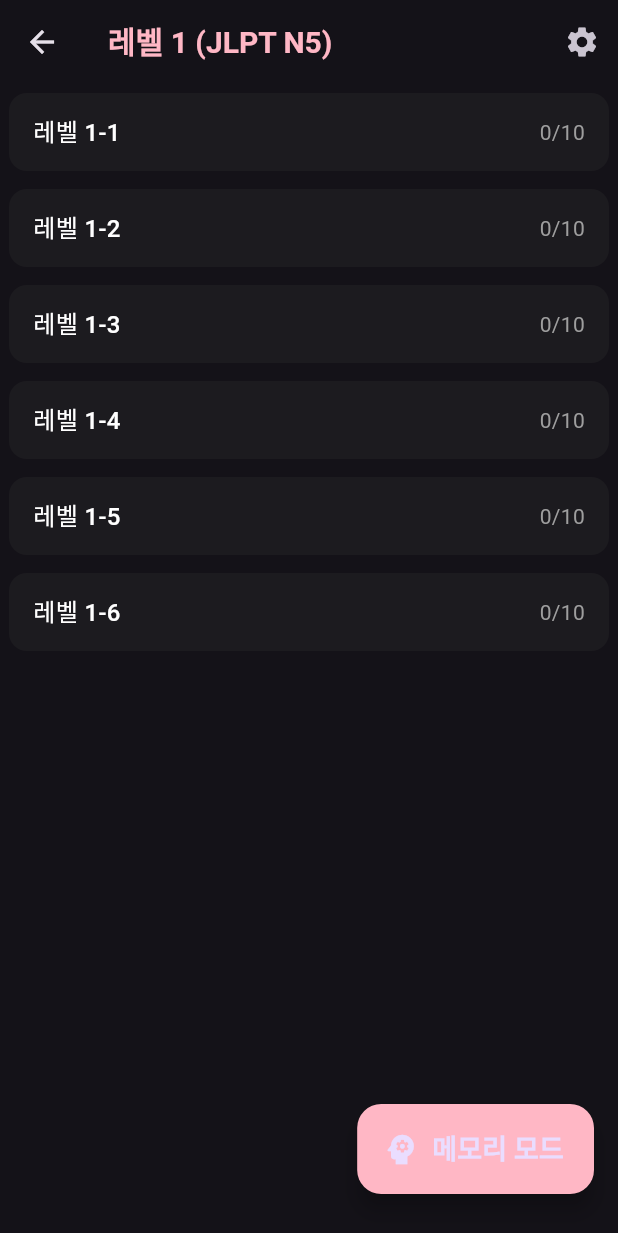
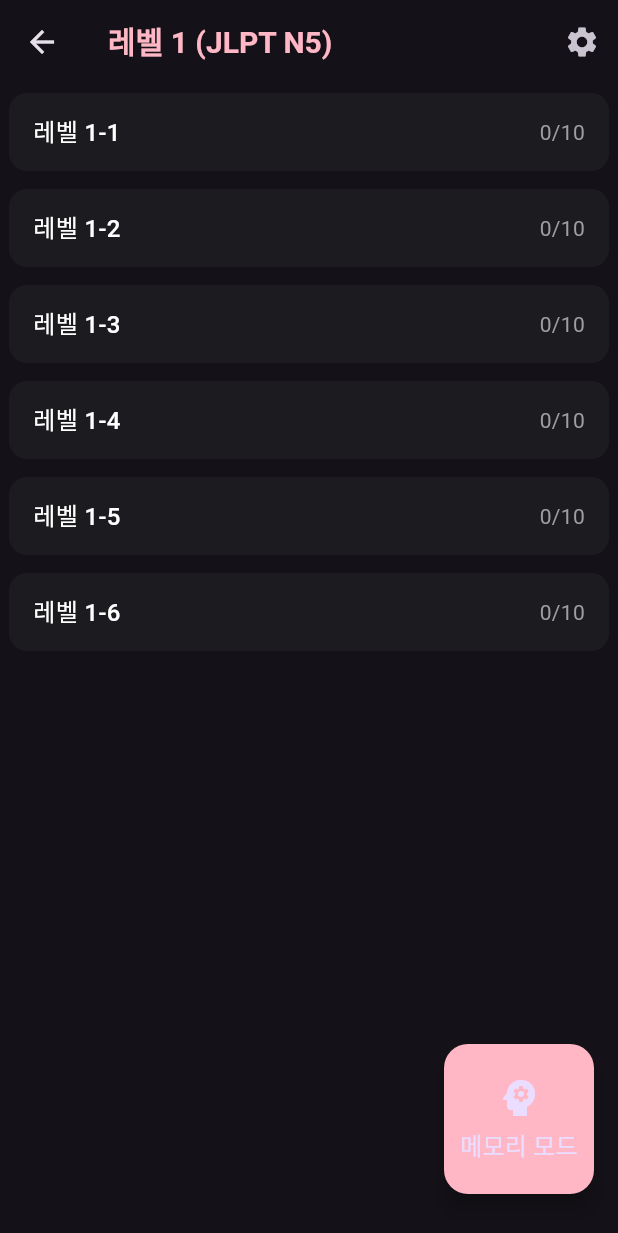
Before and after one commit to yoosukkim-create/Japanese, a Flutter app: the screen it shows after launch, after a tap on "레벨 1 (JLPT N5)", on a phone screen of 412 x 824 dp. Shown: the top 1233 px of the screen. Run offline on Flutter 3.47's test engine with Material 3 defaults, Android fonts, the phone set to English and light mode, and no system bars; our stand-ins replace shared_preferences.

Commit message:
fix: memory button text size

```diff
--- a/lib/views/screens/sublevel_screen.dart
+++ b/lib/views/screens/sublevel_screen.dart
@@ -14,7 +14,7 @@ class SubLevelScreen extends StatelessWidget {
 
   @override
   bool isDarkMode(BuildContext context) => Theme.of(context).brightness == Brightness.dark;
-  Color cardColor(BuildContext context) => isDarkMode(context) ? const Color(0xFF1C1B1F) : Theme.of(context).scaffoldBackgroundColor;// const Color(0xFFF8F4F6);
+  Color cardColor(BuildContext context) => isDarkMode(context) ? const Color(0xFF1C1B1F) : Theme.of(context).scaffoldBackgroundColor;
   double cardElevation(BuildContext context) => isDarkMode(context) ? 0.0 : 2.0;
   Color textColor(BuildContext context) => isDarkMode(context) ? Colors.white : Colors.black87;
   Widget build(BuildContext context) {
@@ -107,10 +107,12 @@ class SubLevelScreen extends StatelessWidget {
         },
       ),
       floatingActionButton: Padding(
-        padding: const EdgeInsets.only(bottom: 12.0), // 약간 띄워주기
+        padding: const EdgeInsets.only(bottom: 12.0),
         child: SizedBox(
-          height: 60, // 💡 기존보다 큼직한 높이
-          child: FloatingActionButton.extended(
+          width: 100, // 원하는 너비
+          height: 100, // 원하는 높이
+          child: FloatingActionButton(
+            backgroundColor: themeProvider.mainColor,
             onPressed: () {
               Navigator.push(
                 context,
@@ -119,22 +121,23 @@ class SubLevelScreen extends StatelessWidget {
                 ),
               );
             },
-            backgroundColor: themeProvider.mainColor,
-            label: const Text(
-              '메모리 모드',
-              style: TextStyle(
-                fontSize: 18, // 💡 글자도 크게!
-                fontWeight: FontWeight.bold,
-              ),
-            ),
-            icon: const Icon(
-              Icons.psychology,
-              size: 26, // 💡 아이콘도 키움!
+            child: Column(
+              mainAxisAlignment: MainAxisAlignment.center,
+              children: const [
+                Icon(Icons.psychology, size: 32),
+                SizedBox(height: 4),
+                Text(
+                  '메모리 모드',
+                  textAlign: TextAlign.center,
+                  style: TextStyle(fontSize: 16),
+                ),
+              ],
             ),
           ),
         ),
       ),
 
+
     );
   }
 }
```
